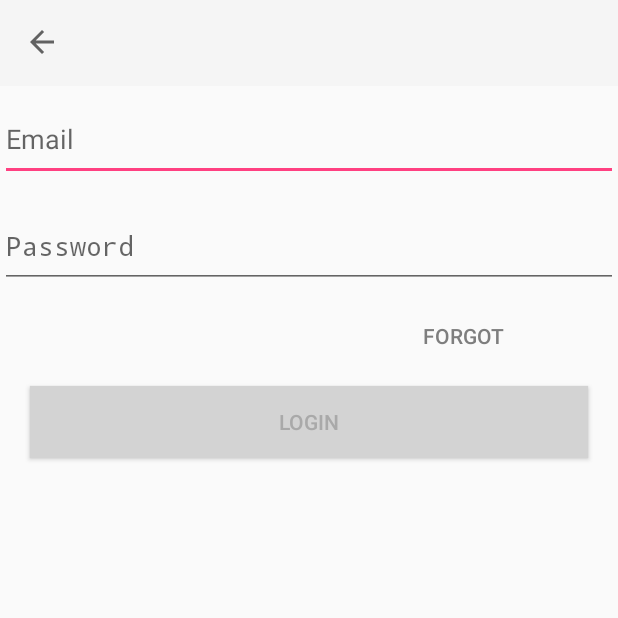
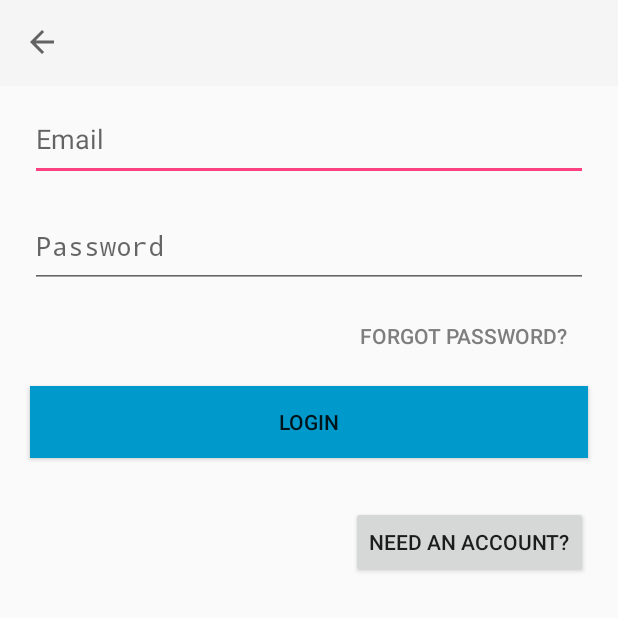
Before and after one commit to Swaggaaa/SocialBank, an Android app: the screen it shows after launch (MainActivity), on a phone screen of 412 x 824 dp, the top half of it. Run offline under Robolectric (Android 15) with nearby library versions, the phone set to English and light mode, and no system bars; our stand-ins replace Volley.

```diff
--- a/app/src/main/AndroidManifest.xml
+++ b/app/src/main/AndroidManifest.xml
@@ -17,6 +17,7 @@
                 <category android:name="android.intent.category.LAUNCHER" />
             </intent-filter>
         </activity>
+        <activity android:name=".InsideActivity"></activity>
     </application>
 
 </manifest>
--- a/app/src/main/java/me/integrate/socialbank/LoginFragment.java
+++ b/app/src/main/java/me/integrate/socialbank/LoginFragment.java
@@ -3,9 +3,14 @@ package me.integrate.socialbank;
 import android.os.Bundle;
 import android.support.annotation.Nullable;
 import android.support.v4.app.Fragment;
+import android.text.Editable;
+import android.text.TextWatcher;
+import android.util.Log;
 import android.view.LayoutInflater;
 import android.view.View;
 import android.view.ViewGroup;
+import android.widget.Button;
+import android.widget.EditText;
 import android.widget.Toast;
 
 import com.android.volley.Response;
@@ -15,12 +20,19 @@ import java.util.HashMap;
 
 public class LoginFragment extends Fragment {
     private static final String URL = "/login";
+    private EditText user;
+    private EditText password;
+    private Button LogIn;
 
     @Override
     public View onCreateView(LayoutInflater inflater, ViewGroup container,
                              Bundle savedInstanceState) {
         // Inflate the layout for this fragment
-        return inflater.inflate(R.layout.fragment_login, container, false);
+        View rootView = inflater.inflate(R.layout.fragment_login, container, false);
+        user = (EditText)rootView.findViewById(R.id.email);
+        password = (EditText)rootView.findViewById(R.id.password);
+        LogIn = (Button)rootView.findViewById(R.id.log_in_button);
+        return rootView;
     }
 
     @Override
@@ -29,11 +41,61 @@ public class LoginFragment extends Fragment {
         getView().findViewById(R.id.log_in_button).setOnClickListener(new View.OnClickListener() {
             @Override
             public void onClick(View view) {
-                postCredentials("user", "password");
-                //registerSelected();
+                if (user.getText().toString().length() != 0 && password.getText().toString().length() != 0) {
+                    Toast.makeText(getActivity().getApplicationContext(), "Button Pressed!", Toast.LENGTH_LONG).show();
+                    postCredentials("user", "password");
+                }
+                //Log in treatment code here
+            }
+        });
+        getView().findViewById(R.id.register_button).setOnClickListener(new View.OnClickListener() {
+            @Override
+            public void onClick(View v) {
+                registerSelected();
+            }
+        });
+        user.addTextChangedListener(new TextWatcher() {
+            @Override
+            public void beforeTextChanged(CharSequence s, int start, int count, int after) {
 
             }
+
+            @Override
+            public void onTextChanged(CharSequence s, int start, int before, int count) {
+
+            }
+
+            @Override
+            public void afterTextChanged(Editable s) {
+                boolean b = user.getText().toString().length() != 0 && password.getText().toString().length() != 0;
+                if (b){enableButton(true);}
+                else {enableButton(false);}
+            }
         });
+        password.addTextChangedListener(new TextWatcher() {
+            @Override
+            public void beforeTextChanged(CharSequence s, int start, int count, int after) {
+
+            }
+
+            @Override
+            public void onTextChanged(CharSequence s, int start, int before, int count) {
+
+            }
+
+            @Override
+            public void afterTextChanged(Editable s) {
+                boolean b = user.getText().toString().length() != 0 && password.getText().toString().length() != 0;
+                if (b){enableButton(true);}
+                else {enableButton(false);}
+            }
+        });
+    }
+
+    //Se extrae en función externa por si se quiere modificar el estilo
+    private void enableButton(Boolean enable) {
+        if (enable) LogIn.setEnabled(true);
+        else LogIn.setEnabled(false);
     }
 
     //función para llamar a la API
--- a/app/src/main/res/layout/fragment_login.xml
+++ b/app/src/main/res/layout/fragment_login.xml
@@ -23,6 +23,8 @@
         android:layout_width="match_parent"
         android:layout_height="55dp"
         android:layout_marginTop="8dp"
+        android:layout_marginEnd="20dp"
+        android:layout_marginStart="20dp"
         android:ems="10"
         android:hint="@string/email"
         android:inputType="textEmailAddress"
@@ -35,6 +37,8 @@
         android:layout_width="match_parent"
         android:layout_height="55dp"
         android:layout_marginTop="16dp"
+        android:layout_marginEnd="20dp"
+        android:layout_marginStart="20dp"
         android:ems="10"
         android:hint="@string/password"
         android:inputType="textPassword"
@@ -45,12 +49,11 @@
         android:id="@+id/log_in_button"
         android:layout_width="match_parent"
         android:layout_height="wrap_content"
+        android:layout_marginTop="65dp"
         android:layout_marginEnd="20dp"
         android:layout_marginStart="20dp"
-        android:layout_marginTop="65dp"
-        android:background="@color/colorButton"
+        android:background="@android:color/holo_blue_dark"
         android:text="@string/login"
-        android:textColor="@color/colorTextButton"
         app:layout_constraintTop_toBottomOf="@+id/password"
         tools:enabled="false"
         tools:layout_editor_absoluteX="148dp" />
@@ -68,5 +71,15 @@
         app:layout_constraintTop_toBottomOf="@+id/password"
         tools:layout_editor_absoluteX="267dp" />
 
+    <Button
+        android:id="@+id/register_button"
+        android:layout_width="wrap_content"
+        android:layout_height="wrap_content"
+        android:layout_marginEnd="20dp"
+        android:layout_marginTop="32dp"
+        android:text="Need an account?"
+        app:layout_constraintEnd_toEndOf="parent"
+        app:layout_constraintTop_toBottomOf="@+id/log_in_button" />
+
 
 </android.support.constraint.ConstraintLayout>
--- a/app/src/main/res/values/strings.xml
+++ b/app/src/main/res/values/strings.xml
@@ -3,7 +3,7 @@
     <string name="email">Email</string>
     <string name="password">Password</string>
     <string name="login">Login</string>
-    <string name="forgot">Forgot</string>
+    <string name="forgot">Forgot password?</string>
     <string name="register">Register</string>
     <string name="hello">Hello world!</string>
     <string name="log_in">Log in</string>
```
Also changed, not shown: app/src/main/java/me/integrate/socialbank/InsideActivity.java (added, +49 -0 lines), app/src/main/res/layout/activity_inside.xml (added, +14 -0 lines).
